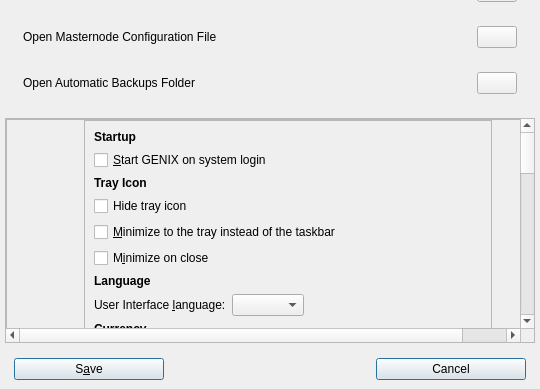
Old version of the form src/qt/forms/settingspage.ui in the repository genix-project/genix; both pictures show x 0 to 540 and y 196 to 585 of the 540 by 585 pixel window.
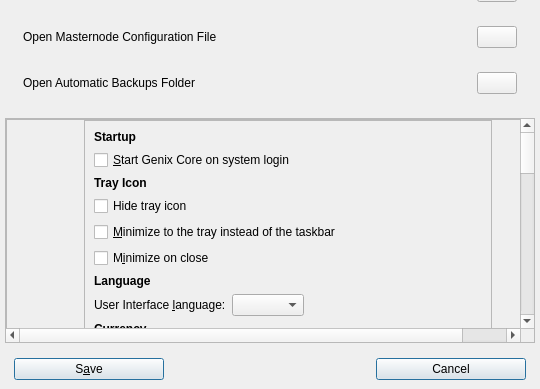
New version of the form. Custom widgets are drawn as their Qt base class.

Commit message: update src/qt/forms GENIX & Genix so its not conflicting with ticker.

Patch:
```diff
--- a/src/qt/forms/settingspage.ui
+++ b/src/qt/forms/settingspage.ui
@@ -287,7 +287,7 @@
                                                     <string>Automatically start GENIX after logging in to the system.</string>
                                                 </property>
                                                 <property name="text">
-                                                    <string>&amp;Start GENIX on system login</string>
+                                                    <string>&amp;Start Genix Core on system login</string>
                                                 </property>
                                             </widget>
                                         </item>
```
Left out of the diff: 14 changed lines with no effect on the pictures. The commit also changes 11 other files.
